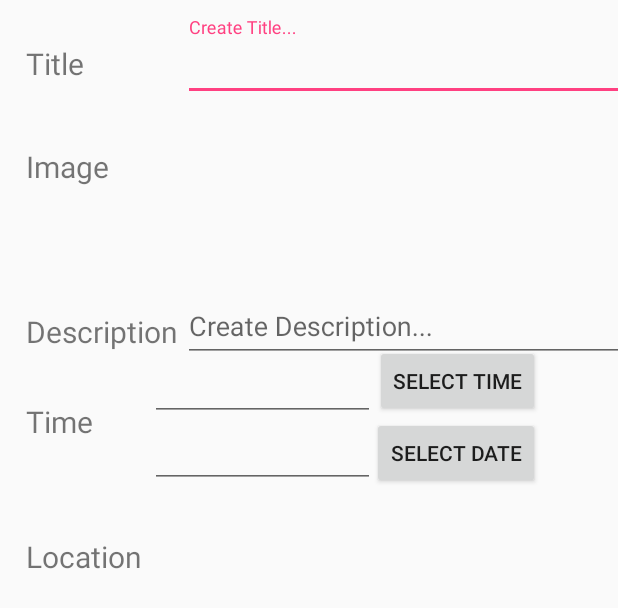
After one commit to neelmehta247/PennApps, an Android app: the layout event_creator_main.xml on its own in the app's theme, with its tools: preview values and no code run, on a phone screen of 412 x 824 dp. The commit adds this screen. Shown: the top 608 px of the screen. Run offline under Robolectric (Android 15) with nearby library versions, the phone set to English and light mode, and no system bars.

Commit message:
Made event creation page

```diff
--- a/Android/PennApps/app/build.gradle
+++ b/Android/PennApps/app/build.gradle
@@ -20,6 +20,7 @@ android {
 }
 
 dependencies {
+    compile 'com.github.lawloretienne:discreteslider:0.0.9'
     compile 'com.google.android.gms:play-services:9.4.+'
     compile fileTree(dir: 'libs', include: ['*.jar'])
     androidTestCompile('com.android.support.test.espresso:espresso-core:2.2.2', {
@@ -28,4 +29,5 @@ dependencies {
     compile 'com.android.support:appcompat-v7:25.1.0'
     compile 'com.android.support:design:25.1.0'
     testCompile 'junit:junit:4.12'
+    compile 'com.google.android.gms:play-services-maps:10.0.1'
 }
--- /dev/null
+++ b/Android/PennApps/app/src/main/res/drawable/thumb.xml
@@ -0,0 +1,6 @@
+<?xml version="1.0" encoding="utf-8"?>
+<selector xmlns:android="http://schemas.android.com/apk/res/android">
+    <item android:state_pressed="true" android:drawable="@drawable/selected_thumb">
+    </item>
+    <item android:drawable="@drawable/default_thumb"/>
+</selector>
--- a/Android/PennApps/app/src/main/res/layout/activity_main.xml
+++ b/Android/PennApps/app/src/main/res/layout/activity_main.xml
@@ -27,8 +27,10 @@
         android:id="@+id/fab"
         android:layout_width="wrap_content"
         android:layout_height="wrap_content"
-        android:layout_gravity="bottom|end"
         android:layout_margin="@dimen/fab_margin"
-        app:srcCompat="@android:drawable/ic_input_add" />
+        app:srcCompat="@android:drawable/ic_input_add"
+        app:elevation="9dp"
+        app:layout_anchorGravity="center_vertical|center_horizontal"
+        android:layout_gravity="top|center_horizontal" />
 
 </android.support.design.widget.CoordinatorLayout>
--- /dev/null
+++ b/Android/PennApps/app/src/main/res/layout/event_creator_main.xml
@@ -0,0 +1,164 @@
+<?xml version="1.0" encoding="utf-8"?>
+<android.support.design.widget.CoordinatorLayout xmlns:android="http://schemas.android.com/apk/res/android"
+    xmlns:app="http://schemas.android.com/apk/res-auto"
+    xmlns:tools="http://schemas.android.com/tools"
+    android:layout_width="match_parent"
+    android:layout_height="match_parent">
+
+    <android.support.design.widget.AppBarLayout
+        android:layout_width="match_parent"
+        android:theme="@style/ThemeOverlay.AppCompat.Dark.ActionBar"
+        android:background="#107f93"
+        android:layout_height="wrap_content">
+
+    </android.support.design.widget.AppBarLayout>
+
+    <RelativeLayout
+        android:layout_width="match_parent"
+        android:layout_height="match_parent">
+
+
+        <android.support.design.widget.TextInputLayout
+            android:id="@+id/event_title"
+            android:layout_height="wrap_content"
+            android:layout_alignParentTop="true"
+            android:layout_alignParentRight="true"
+            android:layout_alignParentEnd="true"
+            android:layout_marginTop="11dp"
+            android:layout_toEndOf="@+id/textView5"
+            android:layout_toRightOf="@+id/textView5"
+            android:layout_width="match_parent"
+            android:layout_marginLeft="60dp">
+
+            <EditText
+                android:id="@+id/event_title_input"
+                android:layout_width="304dp"
+                android:layout_height="wrap_content"
+                android:hint="Create Title..." />
+        </android.support.design.widget.TextInputLayout>
+
+        <TextView
+            android:text="Image"
+            android:textSize="20sp"
+            android:layout_width="wrap_content"
+            android:layout_height="wrap_content"
+            android:id="@+id/textView4"
+            android:layout_marginTop="30dp"
+            android:layout_below="@+id/textView6"
+            android:layout_alignLeft="@+id/textView6"
+            android:layout_alignStart="@+id/textView6" />
+
+        <TextView
+            android:text="Description"
+            android:textSize="20sp"
+            android:layout_width="wrap_content"
+            android:layout_height="wrap_content"
+            android:id="@+id/textView"
+            android:layout_marginTop="140dp"
+            android:layout_below="@+id/textView6"
+            android:layout_alignLeft="@+id/textView6"
+            android:layout_alignStart="@+id/textView6" />
+
+        <android.support.design.widget.TextInputLayout
+            android:id="@+id/event_desc"
+            android:layout_height="wrap_content"
+            android:layout_alignParentTop="true"
+            android:layout_alignParentRight="true"
+            android:layout_alignParentEnd="true"
+            android:layout_marginTop="185dp"
+            android:layout_toEndOf="@+id/textView5"
+            android:layout_toRightOf="@+id/textView5"
+            android:layout_width="match_parent"
+            android:layout_marginLeft="60dp">
+
+            <EditText
+                android:id="@+id/event_desc_input"
+                android:layout_width="304dp"
+                android:layout_height="wrap_content"
+                android:hint="Create Description..." />
+        </android.support.design.widget.TextInputLayout>
+
+
+
+        <TextView
+            android:text="Time"
+            android:textSize="20sp"
+            android:layout_width="wrap_content"
+            android:layout_height="wrap_content"
+            android:id="@+id/textView5"
+            android:layout_marginTop="200dp"
+            android:layout_below="@+id/textView6"
+            android:layout_alignLeft="@+id/textView6"
+            android:layout_alignStart="@+id/textView6" />
+
+
+        <TextView
+            android:text="Location"
+            android:textSize="20sp"
+            android:layout_width="wrap_content"
+            android:layout_height="wrap_content"
+            android:id="@+id/textView7"
+            android:layout_marginTop="290dp"
+            android:layout_below="@+id/textView6"
+            android:layout_alignLeft="@+id/textView6"
+            android:layout_alignStart="@+id/textView6" />
+
+        <TextView
+            android:text="Title"
+            android:textSize="20sp"
+            android:layout_width="wrap_content"
+            android:layout_height="wrap_content"
+            android:id="@+id/textView6"
+            android:layout_marginLeft="17dp"
+            android:layout_marginStart="17dp"
+            android:layout_alignBottom="@+id/event_title"
+            android:layout_alignParentLeft="true"
+            android:layout_alignParentStart="true"
+            android:layout_marginBottom="11dp" />
+
+        <android.support.design.widget.TextInputLayout
+            android:id="@+id/time_wrap"
+            android:layout_height="wrap_content"
+            android:layout_width="200dp"
+            android:layout_marginLeft="160dp"
+            android:layout_marginTop="230dp"
+            android:gravity="right">
+
+            <Button
+                android:layout_width="wrap_content"
+                android:layout_height="wrap_content"
+                android:text="SELECT TIME"
+                android:id="@+id/btn_time" />
+
+            <Button
+                android:layout_width="wrap_content"
+                android:layout_height="wrap_content"
+                android:text="SELECT DATE"
+                android:id="@+id/btn_date" />
+
+        </android.support.design.widget.TextInputLayout>
+
+        <EditText
+            android:layout_width="150dp"
+            android:layout_height="wrap_content"
+            android:id="@+id/in_date"
+            android:layout_marginTop="280dp"
+            android:layout_marginRight="38dp"
+            android:layout_marginEnd="38dp"
+            android:layout_marginStart="100dp"
+            android:layout_marginLeft="100dp" />
+
+        <EditText
+            android:layout_width="150dp"
+            android:layout_height="wrap_content"
+            android:id="@+id/in_time"
+            android:layout_marginTop="235dp"
+            android:layout_marginRight="38dp"
+            android:layout_marginEnd="38dp"
+            android:layout_marginStart="100dp"
+            android:layout_marginLeft="100dp" />
+
+
+    </RelativeLayout>
+
+</android.support.design.widget.CoordinatorLayout>
--- a/Android/PennApps/app/src/main/res/layout/login_main.xml
+++ b/Android/PennApps/app/src/main/res/layout/login_main.xml
@@ -69,7 +69,8 @@
             <Spinner
                 android:id="@+id/input_university"
                 android:layout_width="match_parent"
-                android:layout_height="wrap_content">
+                android:layout_height="wrap_content"
+                android:entries="@array/university_list_names">
 
             </Spinner>
 
```
Also changed, not shown: Android/PennApps/app/src/main/AndroidManifest.xml (+5 -4 lines), Android/PennApps/app/src/main/java/com/example/rahul/pennapps/EventCreaterActivity.java (added, +85 -0 lines), Android/PennApps/app/src/main/res/drawable/default_thumb.xml (added, +11 -0 lines), Android/PennApps/app/src/main/res/drawable/selected_thumb.xml (added, +10 -0 lines), Android/PennApps/app/src/main/res/drawable/transparent_progress_drawable.xml (added, +8 -0 lines), Android/PennApps/app/src/main/res/layout/content_main.xml (+18 -0 lines), Android/PennApps/app/src/main/res/values/colors.xml (+20 -2 lines), Android/PennApps/app/src/main/res/values/strings.xml (+11 -0 lines).
